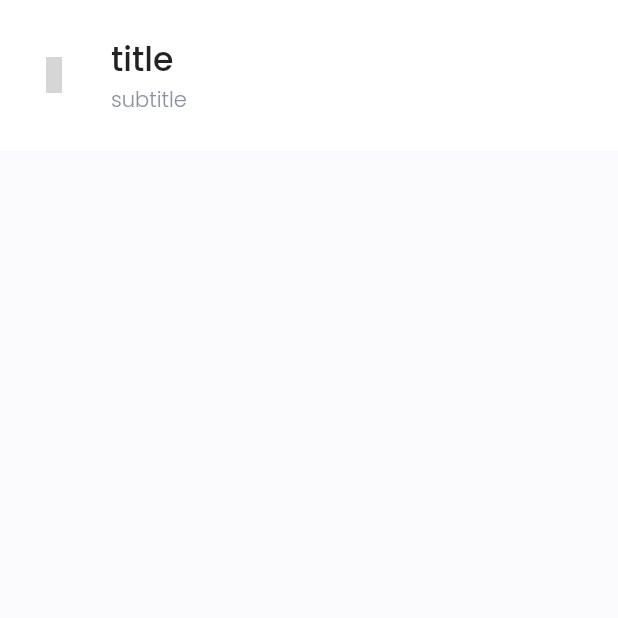
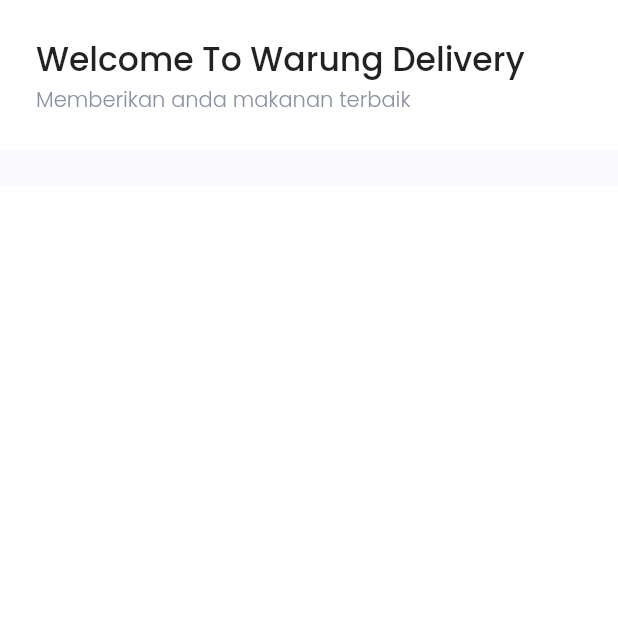
Before and after one commit to AdiatsaPutra/warung_delivery, a Flutter app: the screen it shows after launch, on a phone screen of 412 x 824 dp, the top half of it. Run offline on Flutter 3.47's test engine with Material 2 defaults, Android fonts, the phone set to English and light mode, and no system bars; our stand-ins replace google_fonts, material_design_icons_flutter, supercharged; grey boxes are pictures that could not be loaded.

Commit message:
Add Sign IN Page

```diff
--- a/lib/main.dart
+++ b/lib/main.dart
@@ -8,10 +8,6 @@ void main() {
 class MyApp extends StatelessWidget {
   @override
   Widget build(BuildContext context) {
-    return MaterialApp(
-      home: GeneralPage(
-        onbackButtonPressed: () {},
-      ),
-    );
+    return MaterialApp(home: SignInPage());
   }
 }
--- a/lib/ui/pages/general_page.dart
+++ b/lib/ui/pages/general_page.dart
@@ -23,7 +23,7 @@ class GeneralPage extends StatelessWidget {
           ),
           SafeArea(
             child: Container(
-              color: backColor ?? "FAFAFC".toColor(),
+              color: backColor ?? Colors.white,
             ),
           ),
           SafeArea(
@@ -33,7 +33,6 @@ class GeneralPage extends StatelessWidget {
                   children: [
                     // HEADER HERE
                     Container(
-                      margin: EdgeInsets.only(bottom: defaultMargin),
                       padding: EdgeInsets.symmetric(horizontal: defaultMargin),
                       width: double.infinity,
                       height: 100,
@@ -68,6 +67,12 @@ class GeneralPage extends StatelessWidget {
                         ],
                       ),
                     ),
+                    // DIVIDER
+                    Container(
+                      width: double.infinity,
+                      height: defaultMargin,
+                      color: "FAFAFC".toColor(),
+                    ),
                     // CONTENT HERE
                     child ?? SizedBox()
                   ],
--- a/lib/ui/pages/pages.dart
+++ b/lib/ui/pages/pages.dart
@@ -5,3 +5,4 @@ import 'package:supercharged/supercharged.dart';
 import 'package:warung_delivery/shared/shared.dart';
 
 part 'general_page.dart';
+part 'sign_in_page.dart';
--- /dev/null
+++ b/lib/ui/pages/sign_in_page.dart
@@ -0,0 +1,19 @@
+part of 'pages.dart';
+
+class SignInPage extends StatefulWidget {
+  @override
+  _SignInPageState createState() => _SignInPageState();
+}
+
+class _SignInPageState extends State<SignInPage> {
+  @override
+  Widget build(BuildContext context) {
+    return GeneralPage(
+      title: 'Welcome To Warung Delivery',
+      subtitle: 'Memberikan anda makanan terbaik',
+      child: Container(
+        margin: EdgeInsets.fromLTRB(defaultMargin, 26, defaultMargin, 6),
+      ),
+    );
+  }
+}
```
